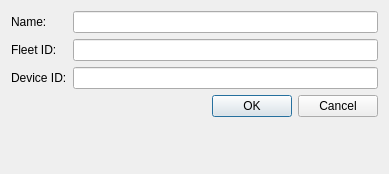
erinn/kconsole, file kconsole/ui/addDialog.ui: the form before one commit.
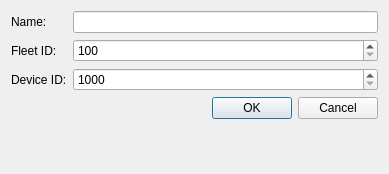
The form after the commit.

Commit message: Move add dialog to spinbox for consistency and bounds checking.

Diff of the .ui file:
```diff
--- a/kconsole/ui/addDialog.ui
+++ b/kconsole/ui/addDialog.ui
@@ -35,9 +35,6 @@
      </property>
     </widget>
    </item>
-   <item row="1" column="1">
-    <widget class="QLineEdit" name="fleetIdField"/>
-   </item>
    <item row="2" column="0">
     <widget class="QLabel" name="deviceIdLabel">
      <property name="text">
@@ -45,9 +42,6 @@
      </property>
     </widget>
    </item>
-   <item row="2" column="1">
-    <widget class="QLineEdit" name="deviceIdField"/>
-   </item>
    <item row="3" column="0" colspan="2">
     <widget class="QDialogButtonBox" name="buttonBox">
      <property name="orientation">
@@ -58,6 +52,26 @@
      </property>
     </widget>
    </item>
+   <item row="1" column="1">
+    <widget class="QSpinBox" name="fleetIdspinBox">
+     <property name="minimum">
+      <number>100</number>
+     </property>
+     <property name="maximum">
+      <number>349</number>
+     </property>
+    </widget>
+   </item>
+   <item row="2" column="1">
+    <widget class="QSpinBox" name="deviceIdspinBox">
+     <property name="minimum">
+      <number>1000</number>
+     </property>
+     <property name="maximum">
+      <number>4999</number>
+     </property>
+    </widget>
+   </item>
   </layout>
  </widget>
  <resources/>
```
The commit also changes 2 other files.
